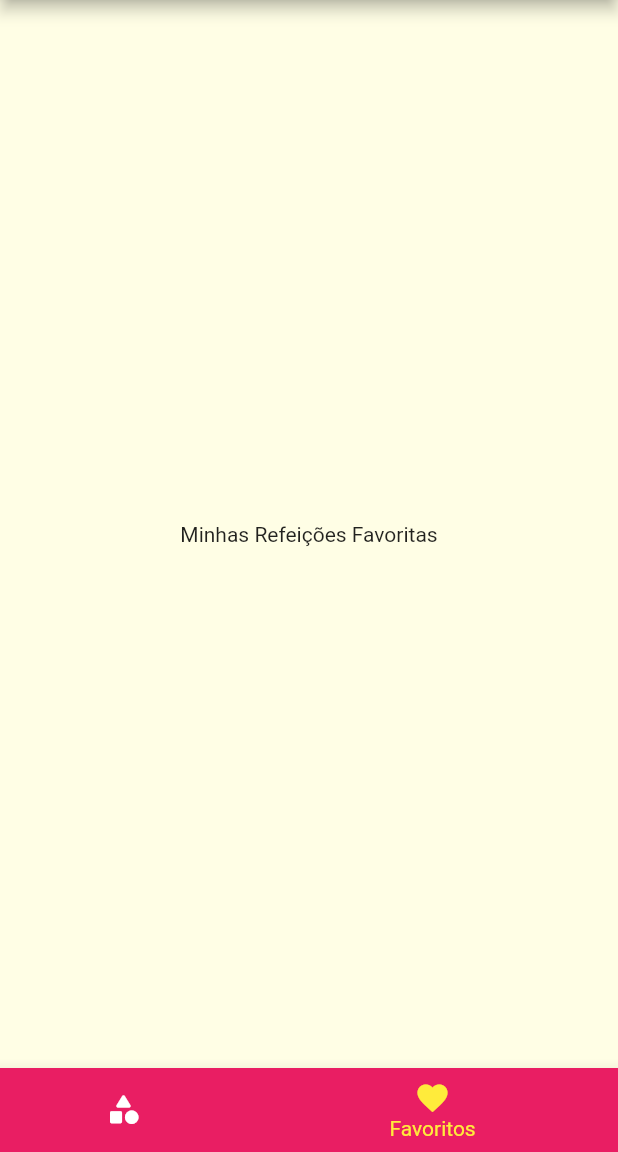
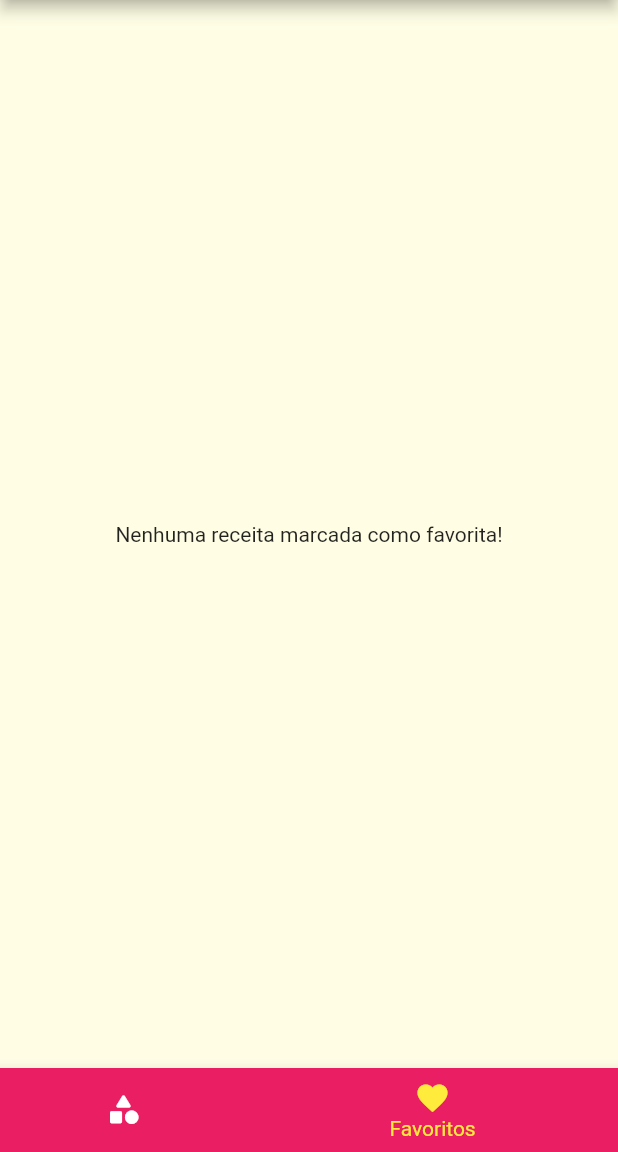
Before and after one commit to EduardoVitech/Revenue, a Flutter app: the screen it shows after launch, item 2 of the bottom bar chosen, on a phone screen of 412 x 824 dp, the part 84-1236 px from its top. Run offline on Flutter 3.47's test engine with Material 2 defaults, Android fonts, the light colour scheme and no system bars.

Commit message:
Favoritando receitas

```diff
--- a/lib/main.dart
+++ b/lib/main.dart
@@ -23,6 +23,7 @@ class MyApp extends StatefulWidget {
 class _MyAppState extends State<MyApp> {
   Settings settings = Settings();
   List<Meal> _availableMeals = DUMMY_MEALS;
+  List<Meal> _favoriteMeals = [];
 
   void _filterMeals(Settings settings) {
     setState(() {
@@ -39,6 +40,18 @@ class _MyAppState extends State<MyApp> {
             !filterVegetarian;
       }).toList();
     });
+  }
+
+  void _toogleFavorite(Meal meal) {
+    setState(() {
+      _favoriteMeals.contains(meal)
+          ? _favoriteMeals.remove(meal)
+          : _favoriteMeals.add(meal);
+    });
+  }
+
+  bool _isFavorte(Meal meal) {
+    return _favoriteMeals.contains(meal);
   }
 
   @override
@@ -60,9 +73,10 @@ class _MyAppState extends State<MyApp> {
             ),
       ),
       routes: {
-        AppRoutes.HOME: (ctx) => TabsPage(),
+        AppRoutes.HOME: (ctx) => TabsPage(_favoriteMeals),
         AppRoutes.CATEGORY_MEALS: (ctx) => CategoryMealsPage(_availableMeals),
-        AppRoutes.MEAL_DETAIL: (ctx) => MealDetailPage(),
+        AppRoutes.MEAL_DETAIL: (ctx) =>
+            MealDetailPage(_toogleFavorite, _isFavorte),
         AppRoutes.SETTINGS: (ctx) => SettingsPage(settings, _filterMeals),
       },
       onUnknownRoute: (settings) {
--- a/lib/pages/favorite_page/favorite_page.dart
+++ b/lib/pages/favorite_page/favorite_page.dart
@@ -1,10 +1,26 @@
 import 'package:flutter/material.dart';
+import 'package:revenue/widgets/meal_item/meal_item.dart';
+
+import '../../models/meal/meal.dart';
 
 class FavoritePage extends StatelessWidget {
+  final List<Meal> favoriteMeals;
+
+  const FavoritePage(this.favoriteMeals);
+
   @override
   Widget build(BuildContext context) {
-    return const Center(
-      child: Text('Minhas Refeições Favoritas'),
-    );
+    if (favoriteMeals.isEmpty) {
+      return const Center(
+        child: Text('Nenhuma receita marcada como favorita!'),
+      );
+    } else {
+      return ListView.builder(
+        itemCount: favoriteMeals.length,
+        itemBuilder: (ctx, index) {
+          return MealItem(favoriteMeals[index]);
+        },
+      );
+    }
   }
 }
--- a/lib/pages/tabs_page/tabs_page.dart
+++ b/lib/pages/tabs_page/tabs_page.dart
@@ -3,22 +3,35 @@ import 'package:revenue/pages/category_page/category_page.dart';
 import 'package:revenue/pages/favorite_page/favorite_page.dart';
 import 'package:revenue/widgets/main_drawer/main_drawer.dart';
 
+import '../../models/meal/meal.dart';
+
 class TabsPage extends StatefulWidget {
+  final List<Meal> favoriteMeals;
+
+  const TabsPage(this.favoriteMeals);
+
   @override
   State<TabsPage> createState() => _TabsPageState();
 }
 
 class _TabsPageState extends State<TabsPage> {
   int _selectePageIndex = 0;
-  final List<Widget> _pages = [
-    const CategoryPage(),
-    FavoritePage(),
-  ];
+  late List<Widget> _pages;
 
-  final List<String> _titles = [
-    'Lista de Categorias',
-    'Meus Favoritos',
-  ];
+  late List<String> _titles;
+
+  @override
+  void initState() {
+    super.initState();
+    _pages = [
+      const CategoryPage(),
+      FavoritePage(widget.favoriteMeals),
+    ];
+    _titles = [
+      'Lista de Categorias',
+      'Meus Favoritos',
+    ];
+  }
 
   _selectedPage(int index) {
     setState(() {
```
Also changed, not shown: lib/pages/meal_detail_page/meal_detail_page.dart (+9 -4 lines).
